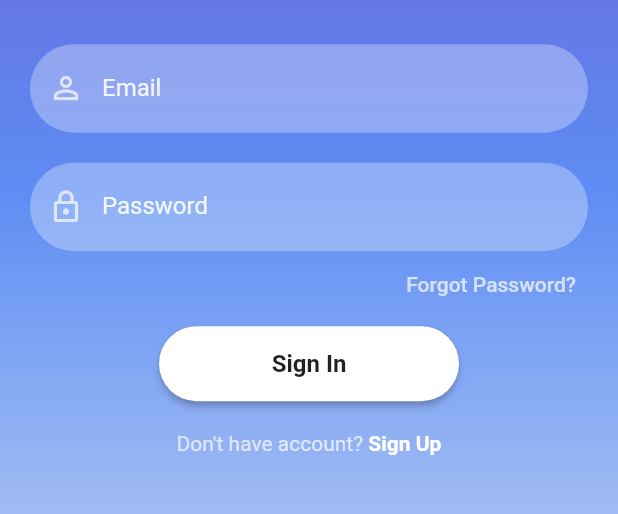
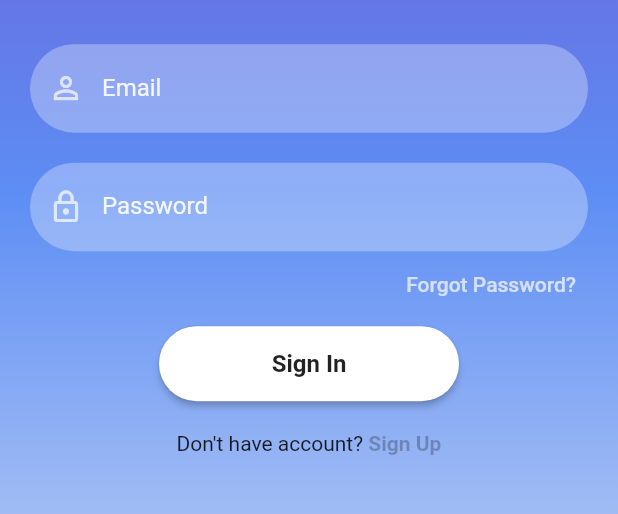
Before and after one commit to courierofcode/EventPlanner, a Flutter app: the screen it shows after launch, on a phone screen of 412 x 824 dp, the part 428-942 px from its top. Run offline on Flutter 3.47's test engine with Material 2 defaults, Android fonts, the phone set to English and light mode, and no system bars; our stand-ins replace cloud_firestore, firebase_auth, firebase_core, google_sign_in, shared_preferences; accounts and stored records are empty; statements that could not run were skipped.

Commit message:
Persistent user login

```diff
--- a/lib/screens/signin.dart
+++ b/lib/screens/signin.dart
@@ -5,17 +5,19 @@ import 'package:event_planner/models/colors.dart';
 import 'package:event_planner/screens/home.dart';
 import 'package:event_planner/screens/signup.dart';
 import 'package:event_planner/screens/reset.dart';
+import 'package:shared_preferences/shared_preferences.dart';
 
 class SignInScreen extends StatefulWidget {
   const SignInScreen({Key? key}) : super(key: key);
 
   @override
-  _SignInScreenState createState() => _SignInScreenState();
+  State<SignInScreen> createState() => _SignInScreenState();
 }
 
 class _SignInScreenState extends State<SignInScreen> {
   final TextEditingController _passwordTextController = TextEditingController();
   final TextEditingController _emailTextController = TextEditingController();
+
   @override
   Widget build(BuildContext context) {
     return Scaffold(
@@ -23,11 +25,15 @@ class _SignInScreenState extends State<SignInScreen> {
         width: MediaQuery.of(context).size.width,
         height: MediaQuery.of(context).size.height,
         decoration: BoxDecoration(
-            gradient: LinearGradient(colors: [
+            gradient: LinearGradient(
+          colors: [
             hexStringToColor("7645c4"),
             hexStringToColor("5d8df4"),
             hexStringToColor("dee6f4")
-        ], begin: Alignment.topCenter, end: Alignment.bottomCenter)),
+          ],
+          begin: Alignment.topCenter,
+          end: Alignment.bottomCenter,
+        )),
         child: SingleChildScrollView(
           child: Padding(
             padding: EdgeInsets.fromLTRB(
@@ -49,18 +55,23 @@ class _SignInScreenState extends State<SignInScreen> {
                   height: 5,
                 ),
                 forgetPassword(context),
-                firebaseUIButton(context, "Sign In", () {
+                firebaseUIButton(context, "Sign In", () async {
+                  SharedPreferences prefs =
+                      await SharedPreferences.getInstance();
+                  prefs.setString('email', _emailTextController.text);
+
                   FirebaseAuth.instance
                       .signInWithEmailAndPassword(
                           email: _emailTextController.text,
                           password: _passwordTextController.text)
                       .then((value) {
-                    Navigator.push(
+                    Navigator.pushReplacement(
                         context,
                         MaterialPageRoute(
                             builder: (context) => const HomeScreen()));
                   }).onError((error, stackTrace) {
                     debugPrint("Error ${error.toString()}");
+                    prefs.remove('email');
                   });
                 }),
                 signUpOption()
@@ -77,7 +88,7 @@ class _SignInScreenState extends State<SignInScreen> {
       mainAxisAlignment: MainAxisAlignment.center,
       children: [
         const Text("Don't have account?",
-            style: TextStyle(color: Colors.white70)),
+            style: TextStyle(color: Colors.black87)),
         GestureDetector(
           onTap: () {
             Navigator.push(context,
@@ -85,7 +96,8 @@ class _SignInScreenState extends State<SignInScreen> {
           },
           child: const Text(
             " Sign Up",
-            style: TextStyle(color: Colors.white, fontWeight: FontWeight.bold),
+            style:
+                TextStyle(color: Colors.black26, fontWeight: FontWeight.bold),
           ),
         )
       ],
@@ -94,8 +106,10 @@ class _SignInScreenState extends State<SignInScreen> {
 
   Widget forgetPassword(BuildContext context) {
     return Container(
-      width: MediaQuery.of(context).size.width,
+      width: 500,
       height: 35,
+      alignment: Alignment.center,
+      child: Container(
         alignment: Alignment.bottomRight,
         child: TextButton(
           child: const Text(
@@ -106,6 +120,7 @@ class _SignInScreenState extends State<SignInScreen> {
           onPressed: () => Navigator.push(context,
               MaterialPageRoute(builder: (context) => const ResetPassword())),
         ),
+      ),
     );
   }
 }
```
Lines whose indentation alone changed are shown as unchanged.
